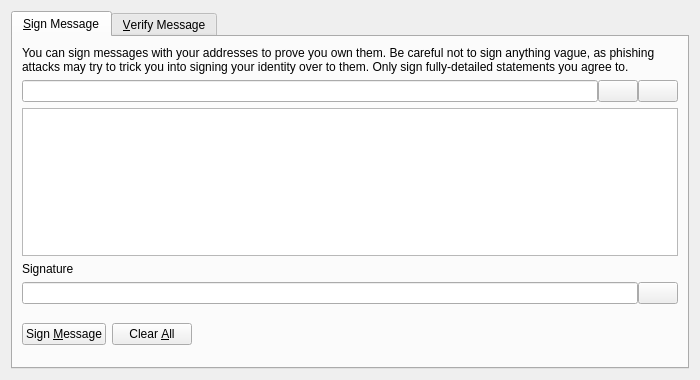
Old version of the form src/qt/forms/signverifymessagedialog.ui in the repository AegeusCoin/aegeus.
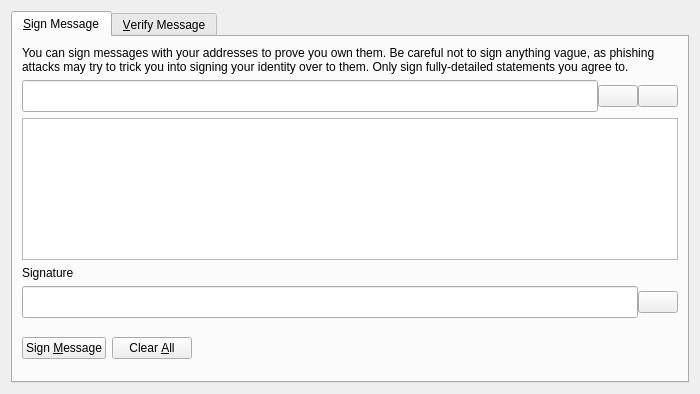
New version of the form. Icons and pictures are not drawn. Custom widgets are drawn as their Qt base class.

What changed in the file:
```diff
--- a/src/qt/forms/signverifymessagedialog.ui
+++ b/src/qt/forms/signverifymessagedialog.ui
@@ -7,7 +7,7 @@
     <x>0</x>
     <y>0</y>
     <width>700</width>
-    <height>380</height>
+    <height>394</height>
    </rect>
   </property>
   <property name="windowTitle">
@@ -47,6 +47,17 @@
          </property>
          <item>
           <widget class="QValidatedLineEdit" name="addressIn_SM">
+           <property name="maximumSize">
+            <size>
+             <width>16777215</width>
+             <height>36</height>
+            </size>
+           </property>
+           <property name="font">
+            <font>
+             <pointsize>15</pointsize>
+            </font>
+           </property>
            <property name="toolTip">
             <string>The AEGEUS address to sign the message with</string>
            </property>
@@ -64,6 +75,12 @@
             <iconset resource="../aegeus.qrc">
              <normaloff>:/icons/address-book</normaloff>:/icons/address-book</iconset>
            </property>
+           <property name="iconSize">
+            <size>
+             <width>36</width>
+             <height>36</height>
+            </size>
+           </property>
            <property name="shortcut">
             <string>Alt+A</string>
            </property>
@@ -84,6 +101,12 @@
             <iconset resource="../aegeus.qrc">
              <normaloff>:/icons/editpaste</normaloff>:/icons/editpaste</iconset>
            </property>
+           <property name="iconSize">
+            <size>
+             <width>36</width>
+             <height>36</height>
+            </size>
+           </property>
            <property name="shortcut">
             <string>Alt+P</string>
            </property>
@@ -118,8 +141,15 @@
          </property>
          <item>
           <widget class="QLineEdit" name="signatureOut_SM">
+           <property name="maximumSize">
+            <size>
+             <width>16777215</width>
+             <height>36</height>
+            </size>
+           </property>
            <property name="font">
             <font>
+             <pointsize>15</pointsize>
              <italic>true</italic>
             </font>
            </property>
@@ -140,6 +170,12 @@
             <iconset resource="../aegeus.qrc">
              <normaloff>:/icons/editcopy</normaloff>:/icons/editcopy</iconset>
            </property>
+           <property name="iconSize">
+            <size>
+             <width>36</width>
+             <height>36</height>
+            </size>
+           </property>
            <property name="autoDefault">
             <bool>false</bool>
            </property>
```
Left out of the diff: 59 changed lines with no effect on the pictures.
